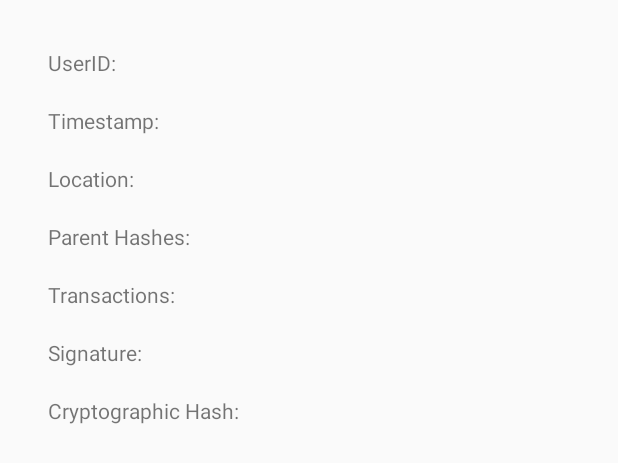
After one commit to SolidGrapes/vegvisir, an Android app: the layout activity_view_block.xml on its own in the app's theme, with its tools: preview values and no code run, on a phone screen of 412 x 824 dp. The commit adds this screen. Shown: the top 463 px of the screen. Run offline under Robolectric (Android 15) with nearby library versions, the phone set to English and light mode, and no system bars.

Commit message:
Implemented block browser scrolling and tapping gestures. Added block viewing activity.

```diff
--- a/app/src/main/AndroidManifest.xml
+++ b/app/src/main/AndroidManifest.xml
@@ -18,6 +18,7 @@
             </intent-filter>
         </activity>
         <activity android:name=".presentation.BlockChainBrowserActivity"/>
+        <activity android:name=".presentation.ViewBlockActivity"/>
         <activity android:name=".presentation.AddBlockActivity"/>
     </application>
 </manifest>
--- a/app/src/main/java/edu/cornell/em577/tamperprooflogging/data/source/BlockChainRepository.kt
+++ b/app/src/main/java/edu/cornell/em577/tamperprooflogging/data/source/BlockChainRepository.kt
@@ -67,8 +67,6 @@ class BlockChainRepository private constructor(env: Pair<Context, Resources>) {
         val result = allDocsQuery.run()
         while (result.hasNext()) {
             val row = result.next()
-            Log.d("BlockDocumentId", row.documentId)
-            Log.d("BlockDocumentProperties", row.documentProperties.toString())
             signedBlockByCryptoHash[row.documentId] = SignedBlock.fromJson(row.documentProperties as Map<String, Any>)
         }
     }
--- a/app/src/main/res/layout/activity_block_chain_browser.xml
+++ b/app/src/main/res/layout/activity_block_chain_browser.xml
@@ -1,5 +1,5 @@
 <?xml version="1.0" encoding="utf-8"?>
-<edu.cornell.em577.tamperprooflogging.presentation.BlockChainBrowserLayout
+<FrameLayout
     xmlns:android="http://schemas.android.com/apk/res/android"
     xmlns:tools="http://schemas.android.com/tools"
     tools:context="edu.cornell.em577.tamperprooflogging.presentation.BlockChainBrowserActivity"
@@ -9,7 +9,7 @@
     <edu.cornell.em577.tamperprooflogging.presentation.BlockChainBrowserView
         android:id="@+id/blockChainBrowserView"
         android:layout_width="match_parent"
-        android:layout_height="match_parent"/>
+        android:layout_height="match_parent" />
 
     <Button
         android:id="@+id/addBlockButton"
@@ -28,4 +28,4 @@
         android:onClick="logoutButtonListener"/>
 
 
-</edu.cornell.em577.tamperprooflogging.presentation.BlockChainBrowserLayout>
+</FrameLayout>
--- /dev/null
+++ b/app/src/main/res/layout/activity_view_block.xml
@@ -0,0 +1,93 @@
+<?xml version="1.0" encoding="utf-8"?>
+<ScrollView xmlns:android="http://schemas.android.com/apk/res/android"
+    xmlns:tools="http://schemas.android.com/tools"
+    android:layout_width="match_parent"
+    android:layout_height="match_parent"
+    android:paddingStart = "32dp"
+    android:paddingLeft = "32dp"
+    android:paddingRight = "32dp"
+    android:paddingTop = "32dp"
+    android:paddingBottom = "32dp">
+    <LinearLayout
+        android:layout_width="match_parent"
+        android:layout_height="wrap_content"
+        android:orientation="vertical">
+
+        <TextView
+            android:id="@+id/userId"
+            android:layout_width="match_parent"
+            android:layout_height="wrap_content"
+            android:text="@string/user_id" />
+
+        <TextView
+            android:id="@+id/userIdValue"
+            android:layout_width="match_parent"
+            android:layout_height="wrap_content"/>
+
+        <TextView
+            android:id="@+id/timestamp"
+            android:layout_width="match_parent"
+            android:layout_height="wrap_content"
+            android:text="@string/timestamp" />
+
+        <TextView
+            android:id="@+id/timestampValue"
+            android:layout_width="match_parent"
+            android:layout_height="wrap_content"/>
+
+        <TextView
+            android:id="@+id/location"
+            android:layout_width="match_parent"
+            android:layout_height="wrap_content"
+            android:text="@string/location" />
+
+        <TextView
+            android:id="@+id/locationValue"
+            android:layout_width="match_parent"
+            android:layout_height="wrap_content" />
+
+        <TextView
+            android:id="@+id/parentHashes"
+            android:layout_width="match_parent"
+            android:layout_height="wrap_content"
+            android:text="@string/parent_hashes" />
+
+        <TextView
+            android:id="@+id/parentHashesValue"
+            android:layout_width="match_parent"
+            android:layout_height="wrap_content" />
+
+        <TextView
+            android:id="@+id/transactions"
+            android:layout_width="match_parent"
+            android:layout_height="wrap_content"
+            android:text="@string/transactions" />
+
+        <TextView
+            android:id="@+id/transactionsValue"
+            android:layout_width="match_parent"
+            android:layout_height="wrap_content" />
+
+        <TextView
+            android:id="@+id/signature"
+            android:layout_width="match_parent"
+            android:layout_height="wrap_content"
+            android:text="@string/signature" />
+
+        <TextView
+            android:id="@+id/signatureValue"
+            android:layout_width="match_parent"
+            android:layout_height="wrap_content" />
+
+        <TextView
+            android:id="@+id/cryptoHash"
+            android:layout_width="match_parent"
+            android:layout_height="wrap_content"
+            android:text="@string/crypto_hash" />
+
+        <TextView
+            android:id="@+id/cryptoHashValue"
+            android:layout_width="match_parent"
+            android:layout_height="wrap_content" />
+    </LinearLayout>
+</ScrollView>
--- a/app/src/main/res/values/strings.xml
+++ b/app/src/main/res/values/strings.xml
@@ -11,4 +11,12 @@
     <string name="enter_username">Enter Username</string>
     <string name="enter_password">Enter Password</string>
     <string name="incorrect_credentials">Incorrect Credentials</string>
+
+    <string name="user_id">UserID:</string>
+    <string name="timestamp">Timestamp:</string>
+    <string name="location">Location:</string>
+    <string name="parent_hashes">Parent Hashes:</string>
+    <string name="signature">Signature:</string>
+    <string name="transactions">Transactions:</string>
+    <string name="crypto_hash">Cryptographic Hash:</string>
 </resources>
```
Also changed, not shown: app/src/main/java/edu/cornell/em577/tamperprooflogging/presentation/BlockChainBrowserActivity.kt (+44 -0 lines), app/src/main/java/edu/cornell/em577/tamperprooflogging/presentation/BlockChainBrowserLayout.kt (deleted, +0 -9 lines), app/src/main/java/edu/cornell/em577/tamperprooflogging/presentation/BlockChainBrowserView.kt (+51 -35 lines), app/src/main/java/edu/cornell/em577/tamperprooflogging/presentation/ViewBlockActivity.kt (added, +25 -0 lines).
